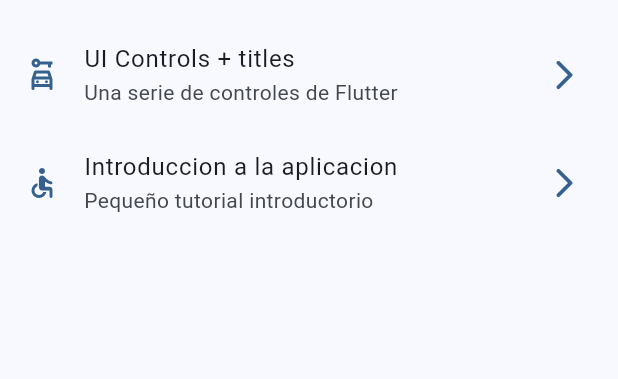
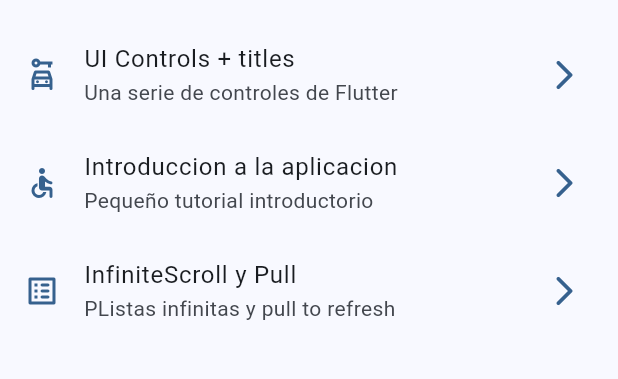
Before and after one commit to edisondavidcode/widgets_app_flutter, a Flutter app: the screen it shows after launch, on a phone screen of 412 x 824 dp, the part 603-982 px from its top. Run offline on Flutter 3.47's test engine with Material 3 defaults, Android fonts, the phone set to English and light mode, and no system bars; our stand-ins replace animate_do, go_router.

Commit message:
InfiniteScroll - Inicio

```diff
--- a/lib/config/menu/menu_items.dart
+++ b/lib/config/menu/menu_items.dart
@@ -50,4 +50,9 @@ List<MenuItems> appMenuItems = <MenuItems>[
       subTitle: 'Pequeño tutorial introductorio',
       link: '/tutorial',
       icon: Icons.accessible_rounded),
+  MenuItems(
+      title: 'InfiniteScroll y Pull',
+      subTitle: 'PListas infinitas y pull to refresh',
+      link: '/infinite',
+      icon: Icons.list_alt_rounded),
 ];
--- a/lib/config/router/app_router.dart
+++ b/lib/config/router/app_router.dart
@@ -46,5 +46,10 @@ final appRouter = GoRouter(
       path: '/tutorial',
       builder: (context, state) => const AppTutorial(),
     ),
+    GoRoute(
+      name: InfinitiScrollScreen.name,
+      path: '/infinite',
+      builder: (context, state) => const InfinitiScrollScreen(),
+    ),
   ],
 );
```
Also changed, not shown: lib/presentation/screens/infinite_scroll/infiniti_scroll_screen.dart (+32 -2 lines).
